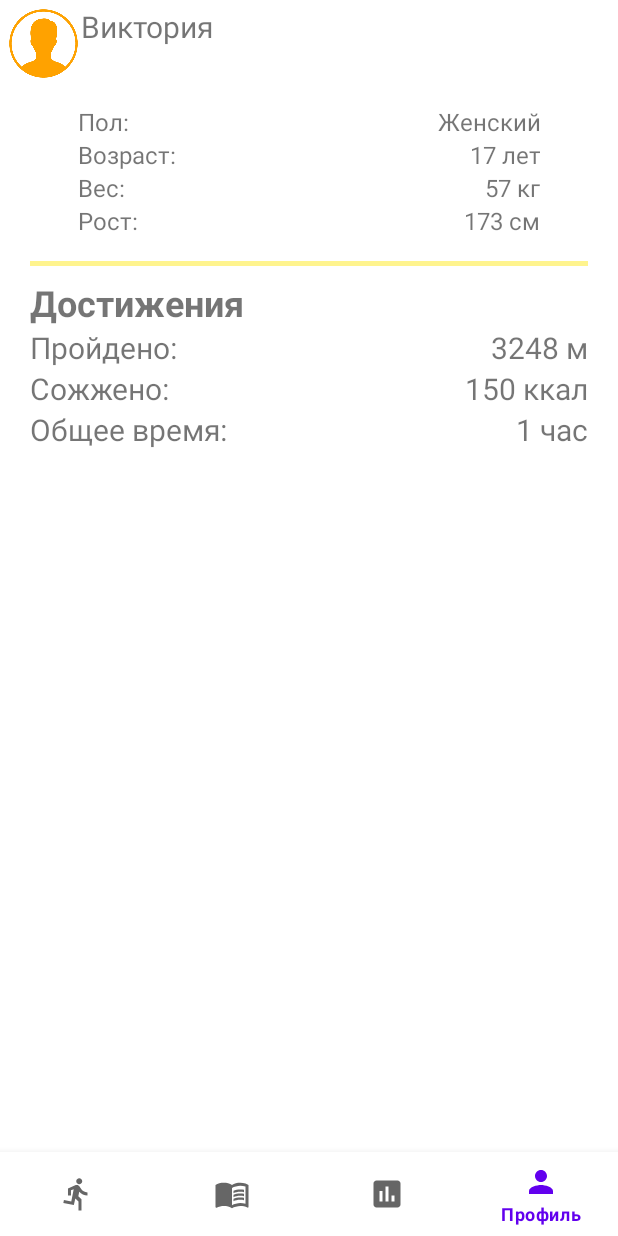
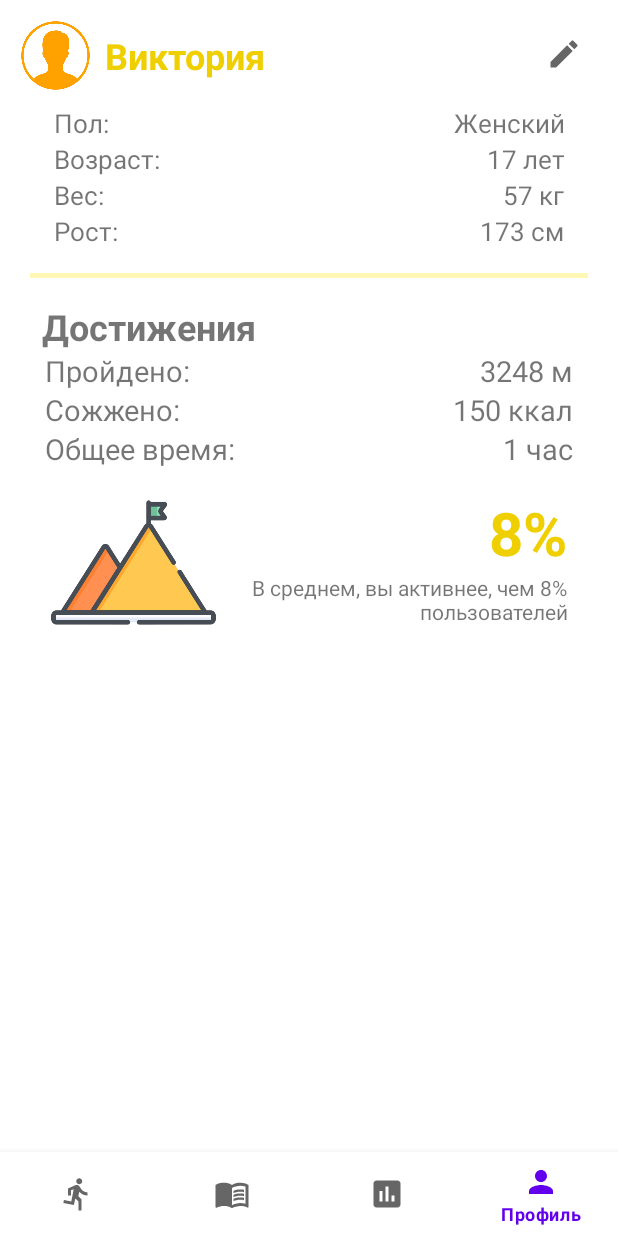
Before and after one commit to moevm/adfmp1h22-runner, an Android app: the ProfileFragment screen opened through its navigation route, on a phone screen of 412 x 824 dp. Run offline under Robolectric (Android 15) with nearby library versions, the phone set to English and light mode, and no system bars; our stand-ins replace navigation-ui.

Commit message:
fix design profile and plans

```diff
--- a/app/src/main/res/layout/fragment_profile.xml
+++ b/app/src/main/res/layout/fragment_profile.xml
@@ -12,7 +12,9 @@
         android:id="@+id/linearLayout"
         android:layout_width="match_parent"
         android:layout_height="wrap_content"
-        android:orientation="horizontal">
+        android:orientation="horizontal"
+        android:paddingHorizontal="8dp"
+        android:paddingTop="8dp">
 
         <ImageView
             android:id="@+id/profile_image"
@@ -22,20 +24,32 @@
             android:src="@drawable/profile" />
 
         <TextView
+            android:paddingStart="8dp"
             android:id="@+id/textView9"
             android:layout_width="0dp"
-            android:layout_height="wrap_content"
+            android:layout_height="match_parent"
             android:layout_weight="1"
-            android:textSize="20sp"
-            android:text="Виктория" />
+            android:textSize="24sp"
+            android:textStyle="bold"
+            android:gravity="center_vertical"
+            android:textColor="@color/super_yellow"
+            android:text="Виктория"
+            tools:ignore="RtlSymmetry" />
+
+        <ImageButton
+            android:layout_width="48dp"
+            android:layout_height="48dp"
+            android:background="@null"
+            android:contentDescription="change profile"
+            android:src="@drawable/ic_baseline_edit_24" />
     </LinearLayout>
 
     <LinearLayout
         android:layout_width="match_parent"
         android:layout_height="wrap_content"
         android:orientation="vertical"
-        android:paddingHorizontal="48dp"
-        android:paddingVertical="16dp">
+        android:paddingHorizontal="32dp"
+        android:paddingVertical="8dp">
 
         <LinearLayout
             android:layout_width="match_parent"
@@ -47,7 +61,7 @@
                 android:layout_width="wrap_content"
                 android:layout_height="wrap_content"
                 android:layout_weight="1"
-                android:textSize="16sp"
+                android:textSize="17sp"
                 android:text="Пол:" />
 
             <TextView
@@ -55,7 +69,7 @@
                 android:layout_width="wrap_content"
                 android:layout_height="wrap_content"
                 android:layout_weight="1"
-                android:textSize="16sp"
+                android:textSize="17sp"
                 android:text="Женский"
                 android:gravity="right"
                 tools:ignore="RtlHardcoded" />
@@ -71,7 +85,7 @@
                 android:layout_width="wrap_content"
                 android:layout_height="wrap_content"
                 android:layout_weight="1"
-                android:textSize="16sp"
+                android:textSize="17sp"
                 android:text="Возраст:" />
 
             <TextView
@@ -81,7 +95,7 @@
                 android:layout_weight="1"
                 android:gravity="right"
                 tools:ignore="RtlHardcoded"
-                android:textSize="16sp"
+                android:textSize="17sp"
                 android:text="17 лет" />
         </LinearLayout>
 
@@ -95,7 +109,7 @@
                 android:layout_width="wrap_content"
                 android:layout_height="wrap_content"
                 android:layout_weight="1"
-                android:textSize="16sp"
+                android:textSize="17sp"
                 android:text="Вес:" />
 
             <TextView
@@ -104,7 +118,7 @@
                 android:layout_height="wrap_content"
                 android:layout_weight="1"
                 android:gravity="right"
-                android:textSize="16sp"
+                android:textSize="17sp"
                 tools:ignore="RtlHardcoded"
                 android:text="57 кг" />
         </LinearLayout>
@@ -119,7 +133,7 @@
                 android:layout_width="wrap_content"
                 android:layout_height="wrap_content"
                 android:layout_weight="1"
-                android:textSize="16sp"
+                android:textSize="17sp"
                 android:text="Рост:" />
 
             <TextView
@@ -127,7 +141,7 @@
                 android:layout_width="wrap_content"
                 android:layout_height="wrap_content"
                 android:layout_weight="1"
-                android:textSize="16dp"
+                android:textSize="17sp"
                 android:gravity="right"
                 tools:ignore="RtlHardcoded"
                 android:text="173 см" />
@@ -137,7 +151,8 @@
     <View
         android:layout_width="match_parent"
         android:layout_height="3dp"
-        android:background="@color/super_yellow"
+        android:background="@color/yellow"
+        android:layout_marginVertical="8dp"
         android:layout_marginLeft="16dp"
         android:layout_marginRight="16dp" />
 
@@ -155,19 +170,21 @@
             android:textStyle="bold"
             android:layout_weight="1"
             android:textSize="24sp"
+            android:paddingHorizontal="8dp"
             android:text="Достижения" />
 
         <LinearLayout
             android:layout_width="match_parent"
             android:layout_height="match_parent"
-            android:orientation="horizontal">
+            android:orientation="horizontal"
+            android:paddingHorizontal="10dp">
 
             <TextView
                 android:id="@+id/textView11"
                 android:layout_width="wrap_content"
                 android:layout_height="wrap_content"
                 android:layout_weight="1"
-                android:textSize="20sp"
+                android:textSize="19sp"
                 android:text="Пройдено:" />
 
             <TextView
@@ -177,21 +194,22 @@
                 android:layout_weight="1"
                 android:gravity="right"
                 tools:ignore="RtlHardcoded"
-                android:textSize="20sp"
+                android:textSize="19sp"
                 android:text="3248 м" />
         </LinearLayout>
 
         <LinearLayout
             android:layout_width="match_parent"
             android:layout_height="match_parent"
-            android:orientation="horizontal">
+            android:orientation="horizontal"
+            android:paddingHorizontal="10dp">
 
             <TextView
                 android:id="@+id/textView13"
                 android:layout_width="wrap_content"
                 android:layout_height="wrap_content"
                 android:layout_weight="1"
-                android:textSize="20sp"
+                android:textSize="19sp"
                 android:text="Сожжено:" />
 
             <TextView
@@ -200,7 +218,7 @@
                 android:layout_height="wrap_content"
                 android:layout_weight="1"
                 android:gravity="right"
-                android:textSize="20sp"
+                android:textSize="19sp"
                 tools:ignore="RtlHardcoded"
                 android:text="150 ккал" />
         </LinearLayout>
@@ -208,14 +226,15 @@
         <LinearLayout
             android:layout_width="match_parent"
             android:layout_height="match_parent"
-            android:orientation="horizontal">
+            android:orientation="horizontal"
+            android:paddingHorizontal="10dp">
 
             <TextView
                 android:id="@+id/textView15"
                 android:layout_width="wrap_content"
                 android:layout_height="wrap_content"
                 android:layout_weight="1"
-                android:textSize="20sp"
+                android:textSize="19sp"
                 android:text="Общее время:" />
 
             <TextView
@@ -223,11 +242,52 @@
                 android:layout_width="wrap_content"
                 android:layout_height="wrap_content"
                 android:layout_weight="1"
-                android:textSize="20sp"
+                android:textSize="19sp"
                 android:gravity="right"
                 tools:ignore="RtlHardcoded"
                 android:text="1 час" />
         </LinearLayout>
     </LinearLayout>
 
+    <LinearLayout
+        android:paddingHorizontal="30dp"
+        android:layout_width="match_parent"
+        android:layout_height="wrap_content"
+        android:orientation="horizontal">
+
+        <ImageView
+            android:id="@+id/record_profile_image"
+            android:layout_width="110dp"
+            android:layout_height="110dp"
+
+            android:contentDescription="Рекорд"
+            android:src="@drawable/record" />
+
+        <LinearLayout
+            android:layout_width="match_parent"
+            android:layout_height="wrap_content"
+            android:orientation="vertical"
+            android:paddingVertical="8dp">
+
+            <TextView
+                android:id="@+id/textView17"
+                android:layout_width="match_parent"
+                android:layout_height="wrap_content"
+                android:layout_weight="1"
+                android:textSize="40sp"
+                android:textStyle="bold"
+                android:gravity="right"
+                android:textColor="@color/super_yellow"
+                android:text="8%" />
+
+            <TextView
+                android:id="@+id/textView18"
+                android:layout_width="match_parent"
+                android:gravity="right"
+                android:layout_height="wrap_content"
+                android:layout_weight="1"
+                android:textSize="14sp"
+                android:text="В среднем, вы активнее, чем 8% пользователей" />
+        </LinearLayout>
+    </LinearLayout>
 </LinearLayout>
--- a/app/src/main/res/layout/plan_card.xml
+++ b/app/src/main/res/layout/plan_card.xml
@@ -8,7 +8,6 @@
         android:id="@+id/cardView"
         android:layout_width="match_parent"
         android:layout_height="match_parent"
-        app:cardCornerRadius="15dp"
         android:layout_margin="10dp"
         android:clickable="true"
         app:cardElevation="7dp"
--- a/app/src/main/res/values/colors.xml
+++ b/app/src/main/res/values/colors.xml
@@ -8,5 +8,5 @@
     <color name="black">#FF000000</color>
     <color name="white">#FFFFFFFF</color>
     <color name="yellow">#80FFF069</color>
-    <color name="super_yellow">#BFFFF069</color>
+    <color name="super_yellow">#EFCF00</color>
 </resources>
```
Also changed, not shown: app/src/main/res/drawable-anydpi/ic_action_name.xml (line endings or trailing spaces).
